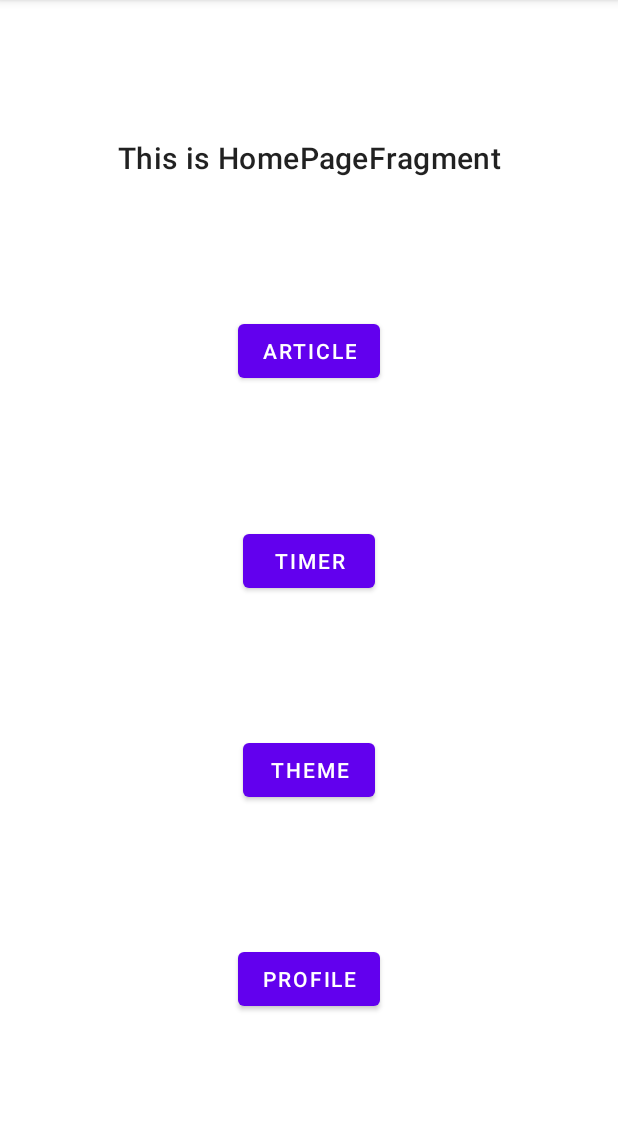
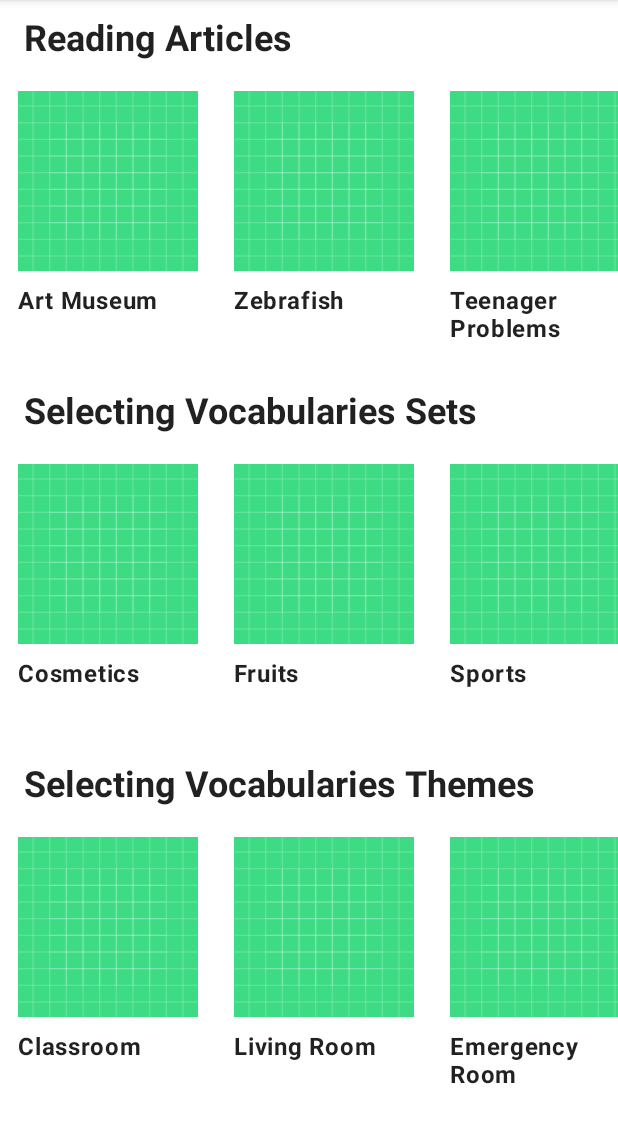
Before and after one commit to MilkShakeBro/SoftwareStudioFinalProject, an Android app: the screen it shows after launch (MainActivity), on a phone screen of 412 x 824 dp, the part 84-1227 px from its top. Run offline under Robolectric (Android 15) with nearby library versions, the phone set to English and light mode, and no system bars; our stand-ins replace data binding.

Commit message:
Finish Home page

```diff
--- /dev/null
+++ b/app/src/main/java/com/example/finalprojecttemplate/HomePageListAdapter.kt
@@ -0,0 +1,51 @@
+package com.example.finalprojecttemplate
+
+import android.content.Context
+import android.graphics.Bitmap
+import android.view.LayoutInflater
+import android.view.ViewGroup
+import androidx.recyclerview.widget.DiffUtil
+import androidx.recyclerview.widget.ListAdapter
+import androidx.recyclerview.widget.RecyclerView
+import com.example.finalprojecttemplate.databinding.HomePageItemLayoutBinding
+
+class HomePageListAdapter(private val onClickAction: (Int) -> Unit) : ListAdapter<HomePageListItem, HomePageListAdapter.HomePageListItemViewHolder>(
+    DiffCallBack
+) {
+    class HomePageListItemViewHolder(
+        private var binding: HomePageItemLayoutBinding,
+        private val onClickAction: (Int) -> Unit) : RecyclerView.ViewHolder(binding.root) {
+        fun bindItem(item: HomePageListItem) {
+            binding.apply {
+                displayImage.setImageBitmap(item.displayedImage)
+                displayName.text = item.displayedName
+                displayItemLinearLayout.setOnClickListener {
+                    onClickAction(item.id)
+                }
+            }
+        }
+    }
+
+    override fun onCreateViewHolder(parent: ViewGroup, viewType: Int): HomePageListItemViewHolder {
+        val binding = HomePageItemLayoutBinding.inflate(LayoutInflater.from(parent.context))
+        return HomePageListItemViewHolder(binding, onClickAction)
+    }
+
+    override fun onBindViewHolder(holder: HomePageListItemViewHolder, position: Int) {
+        val currentItem = getItem(position)
+        holder.bindItem(currentItem)
+    }
+
+    companion object {
+        private val DiffCallBack = object : DiffUtil.ItemCallback<HomePageListItem>() {
+            override fun areItemsTheSame(oldItem: HomePageListItem, newItem: HomePageListItem): Boolean {
+                return oldItem.id == newItem.id
+            }
+
+            override fun areContentsTheSame(oldItem: HomePageListItem, newItem: HomePageListItem): Boolean {
+                return oldItem == newItem
+            }
+        }
+    }
+
+}
--- /dev/null
+++ b/app/src/main/java/com/example/finalprojecttemplate/HomePageListItem.kt
@@ -0,0 +1,9 @@
+package com.example.finalprojecttemplate
+
+import android.graphics.Bitmap
+
+data class HomePageListItem(
+    val id: Int,
+    val displayedImage: Bitmap,
+    val displayedName: String
+)
--- /dev/null
+++ b/app/src/main/java/com/example/finalprojecttemplate/HomePageTestData.kt
@@ -0,0 +1,93 @@
+package com.example.finalprojecttemplate
+
+import android.content.res.Resources
+import androidx.core.graphics.drawable.toBitmap
+
+data class HomePageTestData(
+    val resources: Resources
+) {
+    private val imagePlaceholder = resources.getDrawable(R.drawable.ic_launcher_background).toBitmap()
+    val articlesTestCases : List<HomePageListItem> = listOf(
+        HomePageListItem(
+            id = 0,
+            displayedImage = imagePlaceholder,
+            displayedName = "Art Museum"
+        ),
+        HomePageListItem(
+            id = 1,
+            displayedImage = imagePlaceholder,
+            displayedName = "Zebrafish"
+        ),
+        HomePageListItem(
+            id = 2,
+            displayedImage = imagePlaceholder,
+            displayedName = "Teenager Problems"
+        ),
+        HomePageListItem(
+            id = 3,
+            displayedImage = imagePlaceholder,
+            displayedName = "Movies"
+        ),
+        HomePageListItem(
+            id = 4,
+            displayedImage = imagePlaceholder,
+            displayedName = "Medicines"
+        )
+    )
+
+    val vocabulariesTestCases : List<HomePageListItem> = listOf(
+        HomePageListItem(
+            id = 0,
+            displayedImage = imagePlaceholder,
+            displayedName = "Cosmetics"
+        ),
+        HomePageListItem(
+            id = 1,
+            displayedImage = imagePlaceholder,
+            displayedName = "Fruits"
+        ),
+        HomePageListItem(
+            id = 2,
+            displayedImage = imagePlaceholder,
+            displayedName = "Sports"
+        ),
+        HomePageListItem(
+            id = 3,
+            displayedImage = imagePlaceholder,
+            displayedName = "Household Appliances"
+        ),
+        HomePageListItem(
+            id = 4,
+            displayedImage = imagePlaceholder,
+            displayedName = "Animals"
+        )
+    )
+
+    val themeTestCases : List<HomePageListItem> = listOf(
+        HomePageListItem(
+            id = 0,
+            displayedImage = imagePlaceholder,
+            displayedName = "Classroom"
+        ),
+        HomePageListItem(
+            id = 1,
+            displayedImage = imagePlaceholder,
+            displayedName = "Living Room"
+        ),
+        HomePageListItem(
+            id = 2,
+            displayedImage = imagePlaceholder,
+            displayedName = "Emergency Room"
+        ),
+        HomePageListItem(
+            id = 3,
+            displayedImage = imagePlaceholder,
+            displayedName = "Police Station"
+        ),
+        HomePageListItem(
+            id = 4,
+            displayedImage = imagePlaceholder,
+            displayedName = "Shopping Mall"
+        )
+    )
+}
--- a/app/src/main/java/com/example/finalprojecttemplate/fragments/HomePageFragment.kt
+++ b/app/src/main/java/com/example/finalprojecttemplate/fragments/HomePageFragment.kt
@@ -6,50 +6,67 @@ import android.view.View
 import android.view.ViewGroup
 import androidx.fragment.app.Fragment
 import androidx.navigation.fragment.findNavController
+import com.example.finalprojecttemplate.HomePageListAdapter
+import com.example.finalprojecttemplate.HomePageTestData
+import com.example.finalprojecttemplate.databinding.HomePageFragmentBinding
 import com.example.finalprojecttemplate.databinding.TemplateLayoutBinding
 
 class HomePageFragment: Fragment()  {
 
-    private var binding: TemplateLayoutBinding? = null
+    private var binding: HomePageFragmentBinding? = null
+
+    private lateinit var fakeDataSource: HomePageTestData
 
     override fun onCreateView(
         inflater: LayoutInflater,
         container: ViewGroup?,
         savedInstanceState: Bundle?
     ): View? {
-        val fragmentBinding = TemplateLayoutBinding.inflate(inflater, container, false)
+        val fragmentBinding = HomePageFragmentBinding.inflate(inflater, container, false)
         binding = fragmentBinding
         return fragmentBinding.root
     }
 
     override fun onViewCreated(view: View, savedInstanceState: Bundle?) {
         super.onViewCreated(view, savedInstanceState)
+
+        fakeDataSource = HomePageTestData(resources)
+
+        val articleAdapter = HomePageListAdapter { id ->
+            goToArticlePage()
+        }
+
+        val vocabularyAdapter = HomePageListAdapter { id ->
+            goToVocabularyPage()
+        }
+
+        val themeAdapter = HomePageListAdapter { id ->
+            goToThemePage()
+        }
+
+        articleAdapter.submitList(fakeDataSource.articlesTestCases)
+        vocabularyAdapter.submitList(fakeDataSource.vocabulariesTestCases)
+        themeAdapter.submitList(fakeDataSource.themeTestCases)
+
         binding?.apply {
-            button1.setOnClickListener {
+            readingArticleRecyclerView.adapter = articleAdapter
+            vocabulariesSetsListRecyclerView.adapter = vocabularyAdapter
+            themeListRecyclerView.adapter = themeAdapter
+        }
+    }
+
+    private fun goToArticlePage() {
         val action = HomePageFragmentDirections.actionHomePageFragmentToArticlePageFragment()
         findNavController().navigate(action)
     }
-            button1.text = "Article"
 
-            button2.setOnClickListener {
+    private fun goToVocabularyPage() {
         val action = HomePageFragmentDirections.actionHomePageFragmentToTimerPageFragment()
         findNavController().navigate(action)
     }
-            button2.text = "Timer"
 
-            button3.setOnClickListener {
+    private fun goToThemePage() {
         val action = HomePageFragmentDirections.actionHomePageFragmentToThemePageFragment()
         findNavController().navigate(action)
     }
-            button3.text = "Theme"
-
-            button4.setOnClickListener {
-                val action = HomePageFragmentDirections.actionHomePageFragmentToProfilePageFragment()
-                findNavController().navigate(action)
 }
-            button4.text = "Profile"
-
-            fragmentDescription.text = "This is HomePageFragment"
-        }
-    }
-}
--- /dev/null
+++ b/app/src/main/res/layout/home_page_fragment.xml
@@ -0,0 +1,115 @@
+<?xml version="1.0" encoding="utf-8"?>
+<layout xmlns:android="http://schemas.android.com/apk/res/android"
+    xmlns:app="http://schemas.android.com/apk/res-auto"
+    xmlns:tools="http://schemas.android.com/tools">
+
+    <data>
+
+    </data>
+
+    <androidx.constraintlayout.widget.ConstraintLayout
+        android:layout_width="match_parent"
+        android:layout_height="match_parent">
+        <!--        <TextView-->
+        <!--            android:id="@+id/drama_record_title"-->
+        <!--            android:layout_width="wrap_content"-->
+        <!--            android:layout_height="wrap_content"-->
+        <!--            app:layout_constraintStart_toStartOf="parent"-->
+        <!--            app:layout_constraintTop_toTopOf="parent"-->
+        <!--            android:text="Drama Records"-->
+        <!--            android:textAppearance="?attr/textAppearanceHeadline3"-->
+        <!--            android:paddingVertical="32dp"-->
+        <!--            android:paddingHorizontal="16dp"/>-->
+
+        <ScrollView
+            android:layout_width="0dp"
+            android:layout_height="0dp"
+            app:layout_constraintTop_toTopOf="parent"
+            app:layout_constraintBottom_toBottomOf="parent"
+            app:layout_constraintStart_toStartOf="parent"
+            app:layout_constraintEnd_toEndOf="parent"
+            android:scrollbars="none"
+            android:layout_margin="0dp">
+
+            <androidx.constraintlayout.widget.ConstraintLayout
+                android:layout_width="match_parent"
+                android:layout_height="match_parent">
+
+                <TextView
+                    android:id="@+id/reading_article_title"
+                    android:layout_width="wrap_content"
+                    android:layout_height="wrap_content"
+                    android:paddingHorizontal="16dp"
+                    android:paddingVertical="8dp"
+                    android:text="Reading Articles"
+                    android:textAppearance="?attr/textAppearanceHeadline5"
+                    android:textStyle="bold"
+                    app:layout_constraintStart_toStartOf="parent"
+                    app:layout_constraintTop_toTopOf="parent" />
+
+                <androidx.recyclerview.widget.RecyclerView
+                    android:id="@+id/reading_article_recycler_view"
+                    android:orientation="horizontal"
+                    app:layoutManager="androidx.recyclerview.widget.GridLayoutManager"
+                    android:layout_width="0dp"
+                    android:layout_height="200dp"
+                    app:layout_constraintLeft_toLeftOf="parent"
+                    app:layout_constraintRight_toRightOf="parent"
+                    app:layout_constraintTop_toBottomOf="@id/reading_article_title"
+                    android:layout_margin="0dp"
+                    />
+
+                <TextView
+                    android:id="@+id/vocabularies_sets_title"
+                    android:layout_width="wrap_content"
+                    android:layout_height="wrap_content"
+                    android:paddingHorizontal="16dp"
+                    android:paddingVertical="8dp"
+                    android:text="Selecting Vocabularies Sets"
+                    android:textStyle="bold"
+                    android:textAppearance="?attr/textAppearanceHeadline5"
+                    app:layout_constraintStart_toStartOf="parent"
+                    app:layout_constraintTop_toBottomOf="@id/reading_article_recycler_view" />
+
+                <androidx.recyclerview.widget.RecyclerView
+                    android:id="@+id/vocabularies_sets_list_recycler_view"
+                    android:orientation="horizontal"
+                    app:layoutManager="androidx.recyclerview.widget.GridLayoutManager"
+                    android:layout_width="0dp"
+                    android:layout_height="200dp"
+                    app:layout_constraintLeft_toLeftOf="parent"
+                    app:layout_constraintRight_toRightOf="parent"
+                    app:layout_constraintTop_toBottomOf="@id/vocabularies_sets_title"
+                    android:layout_margin="0dp"
+                    />
+
+                <TextView
+                    android:id="@+id/vocabulary_theme_list_title"
+                    android:layout_width="wrap_content"
+                    android:layout_height="wrap_content"
+                    android:paddingHorizontal="16dp"
+                    android:paddingVertical="8dp"
+                    android:text="Selecting Vocabularies Themes"
+                    android:textStyle="bold"
+                    android:textAppearance="?attr/textAppearanceHeadline5"
+                    app:layout_constraintStart_toStartOf="parent"
+                    app:layout_constraintTop_toBottomOf="@id/vocabularies_sets_list_recycler_view" />
+
+                <androidx.recyclerview.widget.RecyclerView
+                    android:id="@+id/theme_list_recycler_view"
+                    android:orientation="horizontal"
+                    app:layoutManager="androidx.recyclerview.widget.GridLayoutManager"
+                    android:layout_width="0dp"
+                    android:layout_height="200dp"
+                    app:layout_constraintLeft_toLeftOf="parent"
+                    app:layout_constraintRight_toRightOf="parent"
+                    app:layout_constraintTop_toBottomOf="@id/vocabulary_theme_list_title"
+                    android:layout_margin="0dp"
+                    />
+
+            </androidx.constraintlayout.widget.ConstraintLayout>
+
+        </ScrollView>
+
+    </androidx.constraintlayout.widget.ConstraintLayout>
+</layout>
--- /dev/null
+++ b/app/src/main/res/layout/home_page_item_layout.xml
@@ -0,0 +1,36 @@
+<?xml version="1.0" encoding="utf-8"?>
+<layout xmlns:tool="http://schemas.android.com/tools"
+    xmlns:android="http://schemas.android.com/apk/res/android"
+    xmlns:app="http://schemas.android.com/apk/res-auto">
+    <data>
+
+    </data>
+
+    <LinearLayout
+        android:id="@+id/display_item_linear_layout"
+        android:layout_width="wrap_content"
+        android:layout_height="180dp"
+        android:padding="8dp"
+        android:orientation="vertical">
+
+        <ImageView
+            android:id="@+id/display_image"
+            android:layout_width="120dp"
+            android:layout_height="120dp"
+            android:src="@drawable/ic_launcher_background"
+            android:scaleType="centerCrop"
+            android:layout_margin="4dp"/>
+
+        <TextView
+            android:id="@+id/display_name"
+            android:layout_width="120dp"
+            android:layout_height="wrap_content"
+            android:textAppearance="?attr/textAppearanceBody1"
+            android:textAlignment="viewStart"
+            tool:text="Art Museum"
+            android:textStyle="bold"
+            android:layout_margin="4dp"/>
+
+    </LinearLayout>
+
+</layout>
```
Lines whose indentation alone changed are shown as unchanged.
